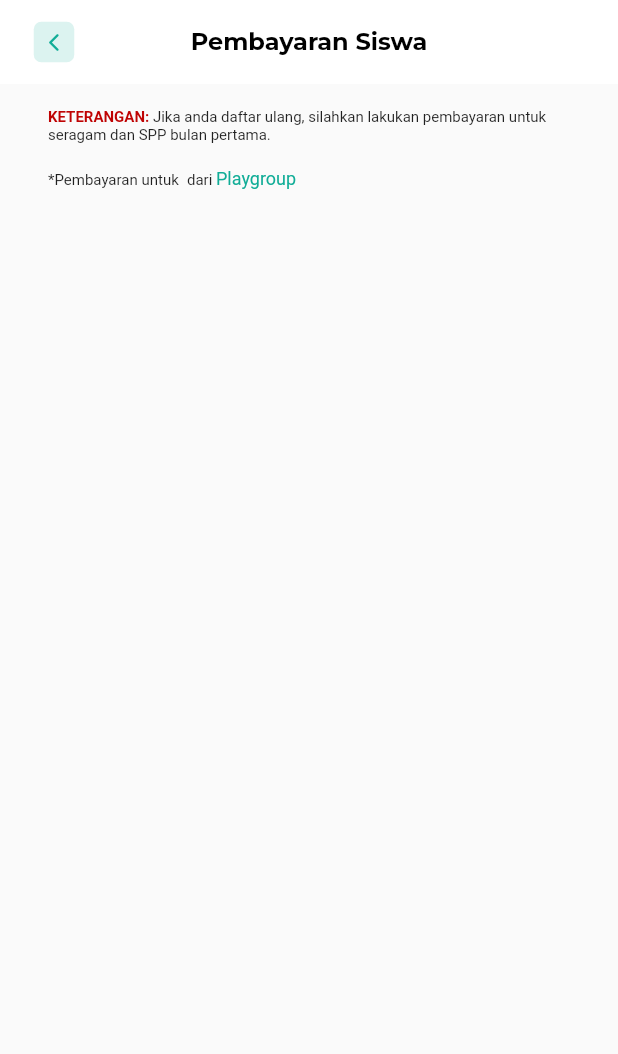
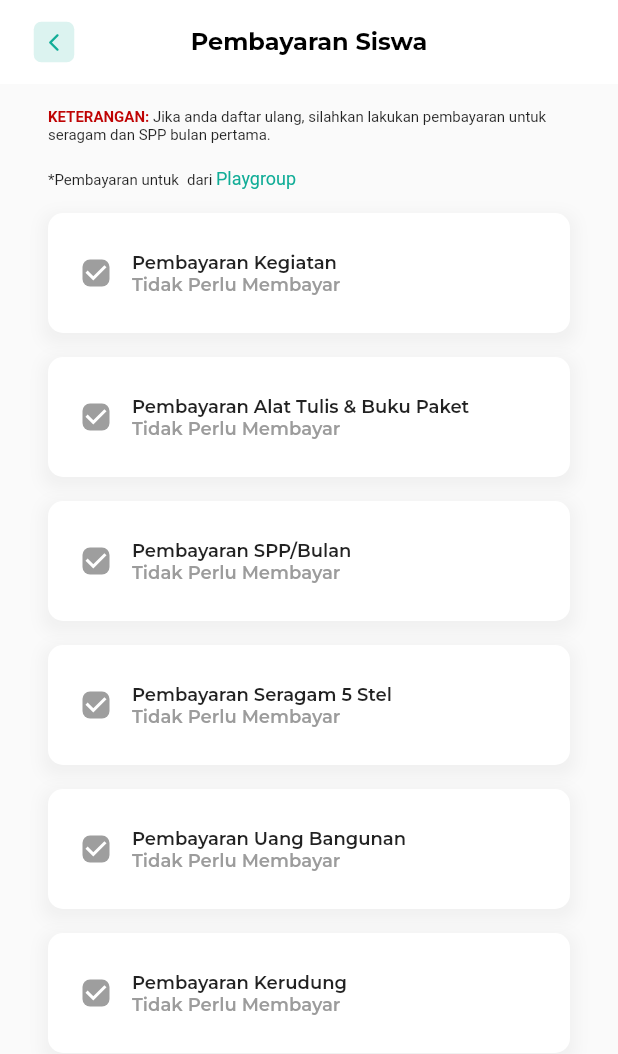
Before and after one commit to erikaristayasa/ra_al_hidayah, a Flutter app: the PaymentDetailPage screen opened directly with empty values, on a phone screen of 412 x 824 dp. Shown: the top 1054 px of the screen. Run offline on Flutter 3.47's test engine with Material 2 defaults, Android fonts, the phone set to English and light mode, and no system bars; our stand-ins replace bloc, carousel_slider, connectivity_plus, dartz, dio, equatable and 12 more; missing offline and left inert: dio_logger, flutter_downloader; accounts and stored records are empty; statements that could not run were skipped; project files that could hold a hidden picture were left out.

Commit message:
List payment item early layout

```diff
--- a/lib/core/statics/extensions.dart
+++ b/lib/core/statics/extensions.dart
@@ -55,7 +55,7 @@ extension StringTransformation on String {
   }
 
   Gender get gender {
-    if (this == 'Laki-laki') {
+    if (this == 'Laki-Laki') {
       return Gender.male;
     } else {
       return Gender.female;
@@ -150,7 +150,7 @@ extension GenderTransformation on Gender {
   String get text {
     switch (this) {
       case Gender.male:
-        return 'Laki-laki';
+        return 'Laki-Laki';
       case Gender.female:
         return 'Perempuan';
     }
--- a/lib/features/student_payment/presentation/pages/payment_detail_page.dart
+++ b/lib/features/student_payment/presentation/pages/payment_detail_page.dart
@@ -2,6 +2,8 @@ import 'package:flutter/material.dart';
 import 'package:ra_al_hidayah/core/shared/presentation/widgets/custom_app_bar.dart';
 import 'package:ra_al_hidayah/core/statics/statics.dart';
 import 'package:ra_al_hidayah/core/utilities/utilities.dart';
+import 'package:ra_al_hidayah/features/student_payment/presentation/widgets/payment_item.dart';
+import 'package:ra_al_hidayah/features/student_payment/presentation/widgets/payment_item_list.dart';
 
 import '../../../../core/shared/domain/entities/student_entity.dart';
 
@@ -61,7 +63,9 @@ class PaymentDetailPage extends StatelessWidget {
                   style: const TextStyle(color: AppColors.primary, fontSize: 12.0),
                 )
               ], style: const TextStyle(fontWeight: FontWeight.w400, fontSize: 10.0)),
-            )
+            ),
+            AppHelpers.mediumVerticalSpacing(),
+            PaymentItemList(student: student),
           ],
         ),
       ),
--- a/lib/features/student_payment/presentation/widgets/payment_item.dart
+++ b/lib/features/student_payment/presentation/widgets/payment_item.dart
@@ -1,10 +1,175 @@
 import 'package:flutter/material.dart';
+import 'package:ra_al_hidayah/core/shared/presentation/widgets/rounded_container.dart';
+import 'package:ra_al_hidayah/core/statics/statics.dart';
+import 'package:ra_al_hidayah/core/utilities/utilities.dart';
 
-class PaymentItem extends StatelessWidget {
-  const PaymentItem({Key? key}) : super(key: key);
+class PaymentItem extends StatefulWidget {
+  final String title;
+  final int nominal;
+  final VoidCallback? onTap;
+  final VoidCallback? onChecked;
+  final PaymentStatus? status;
+  const PaymentItem({
+    Key? key,
+    required this.title,
+    required this.nominal,
+    required this.onTap,
+    required this.status,
+    required this.onChecked,
+  }) : super(key: key);
+
+  @override
+  State<PaymentItem> createState() => _PaymentItemState();
+}
+
+class _PaymentItemState extends State<PaymentItem> {
+  bool isChecked = false;
+  @override
+  Widget build(BuildContext context) {
+    final _alreadyPaid = widget.status == PaymentStatus.accept || widget.nominal == 0;
+    return RoundedContainer(
+      padding: const EdgeInsets.only(
+        top: AppDimensions.medium,
+        bottom: AppDimensions.medium,
+        right: AppDimensions.medium,
+        left: AppDimensions.small,
+      ),
+      shadow: true,
+      shadowBlurRadius: 8,
+      shadowSpreadRadius: 4,
+      shadowOffset: const Offset(0, 4),
+      shadowColor: Colors.grey.withOpacity(0.10),
+      radius: 10.0,
+      child: Row(
+        children: [
+          Checkbox(
+            shape: RoundedRectangleBorder(borderRadius: BorderRadius.circular(5.0)),
+            checkColor: Colors.white,
+            activeColor: AppColors.primary,
+            value: _alreadyPaid ? true : isChecked,
+            onChanged: _alreadyPaid
+                ? null
+                : (bool? value) {
+                    setState(() {
+                      isChecked = value!;
+                    });
+                  },
+          ),
+          Expanded(
+            child: Column(
+              crossAxisAlignment: CrossAxisAlignment.start,
+              children: [
+                Text(
+                  widget.title,
+                  style: const TextStyle(fontWeight: FontWeight.w600, fontSize: 12.0),
+                ),
+                Text(
+                  widget.nominal == 0 ? 'Tidak Perlu Membayar' : AppHelpers.getFormattedPrice(widget.nominal),
+                  style: TextStyle(
+                    fontWeight: FontWeight.w600,
+                    fontSize: 12.0,
+                    color: widget.nominal == 0 ? AppColors.textGrey : AppColors.primary,
+                  ),
+                ),
+                Row(
+                  mainAxisAlignment: MainAxisAlignment.end,
+                  children: [
+                    widget.nominal != 0
+                        ? ActionButton(
+                            status: widget.status,
+                            onTap: widget.onTap,
+                          )
+                        : const SizedBox.shrink()
+                  ],
+                )
+              ],
+            ),
+          )
+        ],
+      ),
+    );
+  }
+}
+
+class ActionButton extends StatelessWidget {
+  final PaymentStatus? status;
+  final VoidCallback? onTap;
+  const ActionButton({Key? key, required this.status, this.onTap}) : super(key: key);
 
   @override
   Widget build(BuildContext context) {
-    return Container();
+    if (status == null) {
+      return const RoundedContainer(
+        padding: EdgeInsets.symmetric(vertical: 2.0, horizontal: 4.0),
+        height: 20.0,
+        radius: 10.0,
+        color: AppColors.error,
+        child: Center(
+          child: Text(
+            'BELUM DIBAYAR',
+            style: TextStyle(
+              fontSize: 9.0,
+              fontWeight: FontWeight.w700,
+              color: Colors.white,
+            ),
+          ),
+        ),
+      );
+    } else {
+      switch (status) {
+        case PaymentStatus.process:
+        case PaymentStatus.accept:
+          return const RoundedContainer(
+            padding: EdgeInsets.symmetric(vertical: 2.0, horizontal: 4.0),
+            height: 20.0,
+            radius: 10.0,
+            color: AppColors.success,
+            child: Center(
+              child: Text(
+                'SUDAH DIBAYAR',
+                style: TextStyle(
+                  fontSize: 9.0,
+                  fontWeight: FontWeight.w700,
+                  color: Colors.white,
+                ),
+              ),
+            ),
+          );
+        case PaymentStatus.reject:
+          return const RoundedContainer(
+            padding: EdgeInsets.symmetric(vertical: 2.0, horizontal: 4.0),
+            height: 20.0,
+            radius: 10.0,
+            color: AppColors.error,
+            child: Center(
+              child: Text(
+                'DITOLAK',
+                style: TextStyle(
+                  fontSize: 9.0,
+                  fontWeight: FontWeight.w700,
+                  color: Colors.white,
+                ),
+              ),
+            ),
+          );
+        default:
+          return const RoundedContainer(
+            padding: EdgeInsets.symmetric(vertical: 2.0, horizontal: 4.0),
+            height: 20.0,
+            radius: 10.0,
+            color: AppColors.error,
+            child: Center(
+              child: Text(
+                'BELUM DIBAYAR',
+                style: TextStyle(
+                  fontSize: 9.0,
+                  fontWeight: FontWeight.w700,
+                  color: Colors.white,
+                ),
+              ),
+            ),
+          );
+      }
+    }
   }
 }
--- /dev/null
+++ b/lib/features/student_payment/presentation/widgets/payment_item_list.dart
@@ -0,0 +1,117 @@
+import 'package:flutter/material.dart';
+import 'package:ra_al_hidayah/core/shared/domain/entities/payment_status_entity.dart';
+import 'package:ra_al_hidayah/core/statics/statics.dart';
+import 'package:ra_al_hidayah/core/utilities/utilities.dart';
+import 'package:ra_al_hidayah/features/student_payment/presentation/widgets/payment_item.dart';
+
+import '../../../../core/shared/domain/entities/student_entity.dart';
+
+class PaymentItemList extends StatefulWidget {
+  final Student student;
+  const PaymentItemList({Key? key, required this.student}) : super(key: key);
+
+  @override
+  State<PaymentItemList> createState() => _PaymentItemListState();
+}
+
+class _PaymentItemListState extends State<PaymentItemList> {
+  int _activityCost = 0;
+  int _stationaryCost = 0;
+  int _uniformCost = 0;
+  int _sppCost = 0;
+  int _hoodCost = 0;
+  int _buildingMoneyCost = 0;
+  int _totalCost = 0;
+
+  late PaymentsStatus _paymentsStatus;
+
+  prepareCosts() {
+    final _gender = widget.student.gender;
+    final _costBreakdown =
+        widget.student.registrationPeriod?.reRegistration.costBreakdowns.takeWhile((value) => value.type == widget.student.type).first;
+    if (_gender == Gender.male) {
+      _activityCost = _costBreakdown?.maleActivity ?? 0;
+      _stationaryCost = _costBreakdown?.maleStationary ?? 0;
+      _uniformCost = _costBreakdown?.maleUniform ?? 0;
+      _sppCost = _costBreakdown?.maleSpp ?? 0;
+      _hoodCost = _costBreakdown?.maleHood ?? 0;
+      _buildingMoneyCost = _costBreakdown?.maleBuildingMoney ?? 0;
+      _totalCost = _costBreakdown?.maleTotalCost ?? 0;
+    } else {
+      _activityCost = _costBreakdown?.femaleActivity ?? 0;
+      _stationaryCost = _costBreakdown?.femaleStationary ?? 0;
+      _uniformCost = _costBreakdown?.femaleUniform ?? 0;
+      _sppCost = _costBreakdown?.femaleSpp ?? 0;
+      _hoodCost = _costBreakdown?.femaleHood ?? 0;
+      _buildingMoneyCost = _costBreakdown?.femaleBuildingMoney ?? 0;
+      _totalCost = _costBreakdown?.femaleTotalCost ?? 0;
+    }
+  }
+
+  preparePaymentsStatus() {
+    _paymentsStatus = widget.student.paymentsStatus;
+  }
+
+  @override
+  void initState() {
+    prepareCosts();
+    preparePaymentsStatus();
+    super.initState();
+  }
+
+  @override
+  Widget build(BuildContext context) {
+    return Column(
+      children: [
+        PaymentItem(
+          title: 'Pembayaran Kegiatan',
+          nominal: _activityCost,
+          onTap: null,
+          status: _paymentsStatus.activity,
+          onChecked: () {},
+        ),
+        AppHelpers.mediumVerticalSpacing(),
+        PaymentItem(
+          title: 'Pembayaran Alat Tulis & Buku Paket',
+          nominal: _stationaryCost,
+          onTap: null,
+          status: _paymentsStatus.stationary,
+          onChecked: () {},
+        ),
+        AppHelpers.mediumVerticalSpacing(),
+        PaymentItem(
+          title: 'Pembayaran SPP/Bulan',
+          nominal: _sppCost,
+          onTap: () {},
+          status: null,
+          onChecked: () {},
+        ),
+        AppHelpers.mediumVerticalSpacing(),
+        PaymentItem(
+          title: 'Pembayaran Seragam 5 Stel',
+          nominal: _uniformCost,
+          onTap: () {},
+          status: _paymentsStatus.uniform,
+          onChecked: () {},
+        ),
+        AppHelpers.mediumVerticalSpacing(),
+        PaymentItem(
+          title: 'Pembayaran Uang Bangunan',
+          nominal: _buildingMoneyCost,
+          onTap: () {},
+          status: _paymentsStatus.buildingMoney,
+          onChecked: () {},
+        ),
+        AppHelpers.mediumVerticalSpacing(),
+        PaymentItem(
+          title: 'Pembayaran Kerudung',
+          nominal: _hoodCost,
+          onTap: () {},
+          status: _paymentsStatus.hood,
+          onChecked: () {},
+        ),
+        AppHelpers.mediumVerticalSpacing(),
+      ],
+    );
+  }
+}
```
